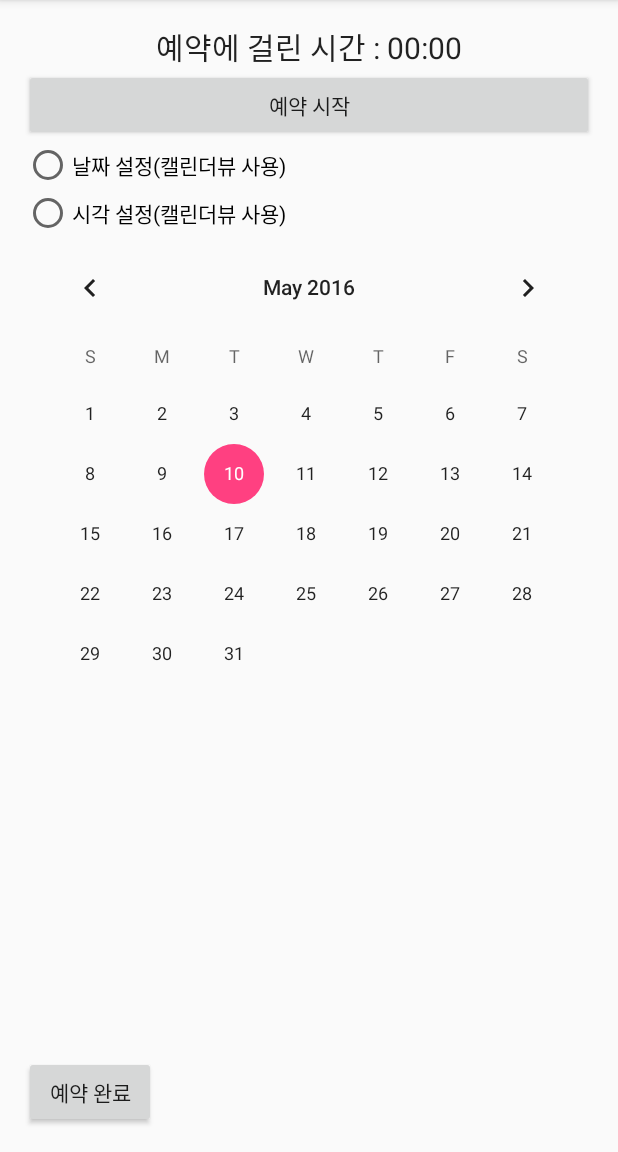
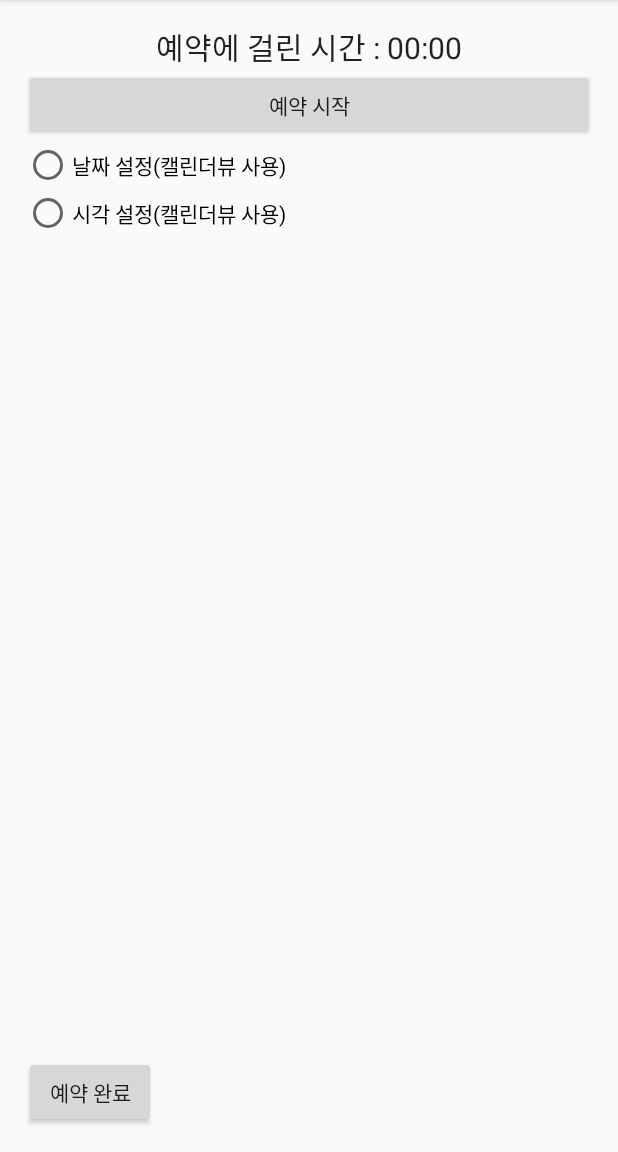
Before and after one commit to jungheeyoung/reservation_system, an Android app: the screen it shows after launch (MainActivity), on a phone screen of 412 x 824 dp, the part 84-1236 px from its top. Run offline under Robolectric (Android 15) with nearby library versions, the phone set to English and light mode, and no system bars.

Commit message:
#2 First Event Programming

```diff
--- a/app/src/main/java/kr/hs/emirim/young24/reservationsystem/MainActivity.java
+++ b/app/src/main/java/kr/hs/emirim/young24/reservationsystem/MainActivity.java
@@ -2,12 +2,37 @@ package kr.hs.emirim.young24.reservationsystem;
 
 import android.support.v7.app.AppCompatActivity;
 import android.os.Bundle;
+import android.view.View;
+import android.widget.Button;
+import android.widget.CalendarView;
+import android.widget.Chronometer;
+import android.widget.RadioButton;
+import android.widget.TextView;
+import android.widget.TimePicker;
 
 public class MainActivity extends AppCompatActivity {
+    Chronometer chrono;
+    Button butStart, butDone;
+    RadioButton radioDate, radioTime;
+    CalendarView calView;
+    TimePicker timePicker;
+    TextView textResult;
 
     @Override
     protected void onCreate(Bundle savedInstanceState) {
         super.onCreate(savedInstanceState);
-        setContentView(R.layout.activity_main);
+        setContentView(R.layout.activity_main); //xml에 있는 요소를 주기억장치에 올려줌, implation해줌
+
+        chrono = (Chronometer)findViewById(R.id.chrono);
+        butStart = (Button)findViewById(R.id.but_start);
+        butDone= (Button)findViewById(R.id.but_done);
+        radioDate = (RadioButton)findViewById(R.id.radio_date);
+        radioTime = (RadioButton)findViewById(R.id.radio_time);
+        calView = (CalendarView)findViewById(R.id.calendar);
+        timePicker = (TimePicker)findViewById(R.id.time_pick);
+        textResult = (TextView)findViewById(R.id.text_result);
+        timePicker.setVisibility(View.INVISIBLE); //캘린더를 처음에 보이지 않게 해줌
+        calView.setVisibility(View.INVISIBLE); //캘린더를 처음에 보이지 않게 해줌 , radio버튼을 클릭하면 보이게 해줌
+
     }
 }
--- a/app/src/main/res/layout/activity_main.xml
+++ b/app/src/main/res/layout/activity_main.xml
@@ -53,10 +53,11 @@
                 android:layout_width="match_parent"
                 android:layout_height="wrap_content"></CalendarView>
             <TimePicker
-                android:id="@+id/time"
+                android:id="@+id/time_pick"
                 android:layout_width="match_parent"
                 android:layout_height="wrap_content"
                 android:visibility="invisible"
+                android:timePickerMode="spinner"
                 ></TimePicker>
         </FrameLayout>
     </LinearLayout>
```
